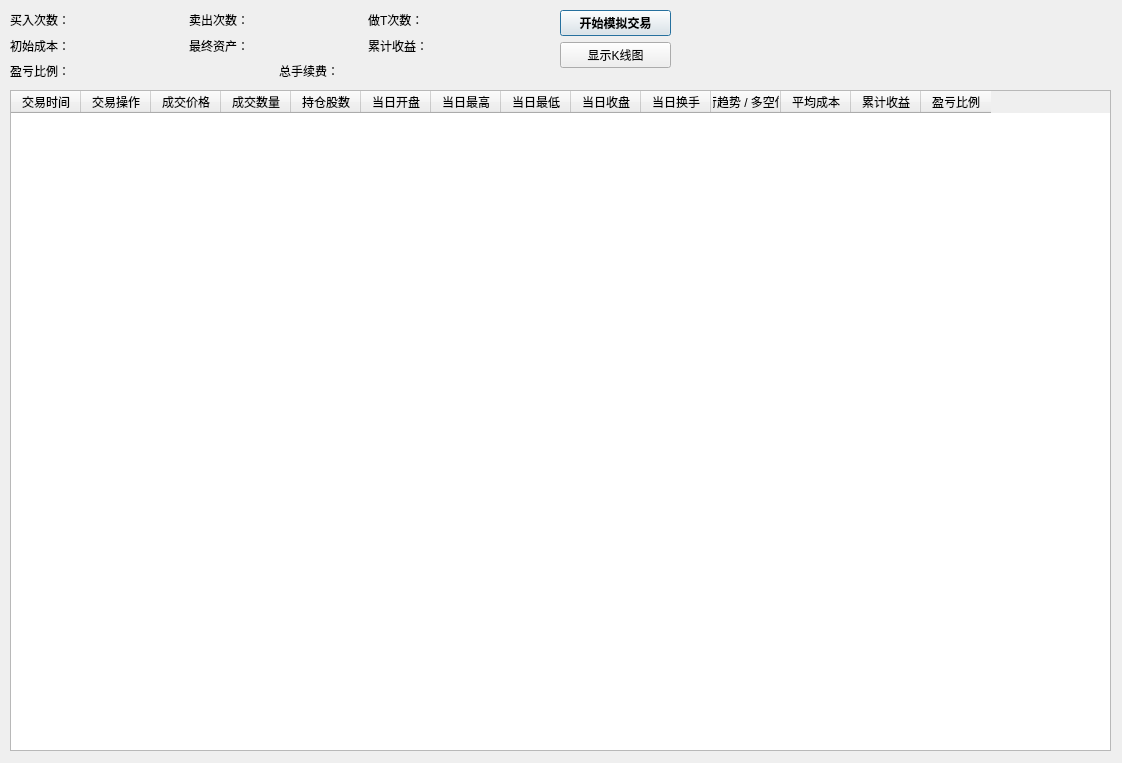
First picture: the form in QtDesign/TradeSimulator.ui, repository victor647/QuantumStockTrade, before the edit.
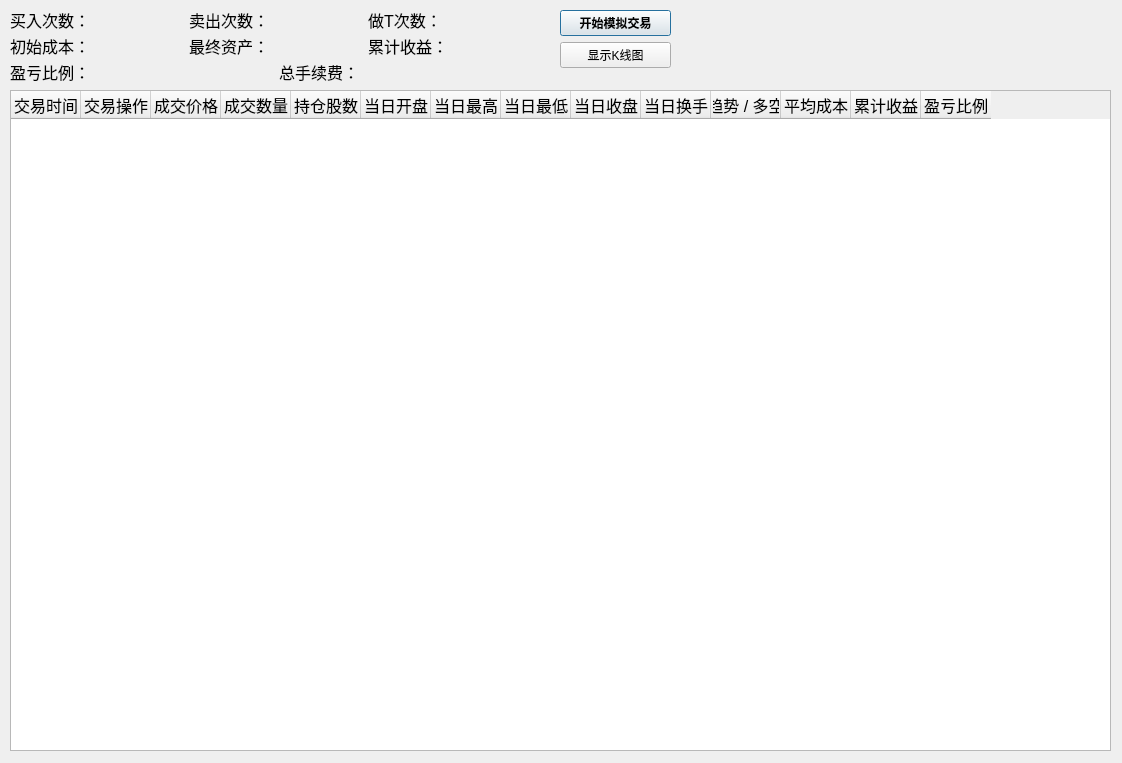
Second picture: the form after the edit.

```diff
--- a/QtDesign/TradeSimulator.ui
+++ b/QtDesign/TradeSimulator.ui
@@ -24,8 +24,8 @@
    </property>
    <property name="font">
     <font>
-     <family>Microsoft YaHei UI</family>
-     <pointsize>9</pointsize>
+     <family>Helvetica</family>
+     <pointsize>12</pointsize>
     </font>
    </property>
    <property name="rowCount">
@@ -122,8 +122,8 @@
    </property>
    <property name="font">
     <font>
-     <family>Microsoft YaHei UI</family>
-     <pointsize>9</pointsize>
+     <family>Helvetica</family>
+     <pointsize>12</pointsize>
     </font>
    </property>
    <layout class="QVBoxLayout" name="verticalLayout_2">
@@ -133,8 +133,8 @@
        <widget class="QLabel" name="lblBuyCount">
         <property name="font">
          <font>
-          <family>Microsoft YaHei UI</family>
-          <pointsize>9</pointsize>
+          <family>Helvetica</family>
+          <pointsize>12</pointsize>
          </font>
         </property>
         <property name="text">
@@ -146,8 +146,8 @@
        <widget class="QLabel" name="lblSellCount">
         <property name="font">
          <font>
-          <family>Microsoft YaHei UI</family>
-          <pointsize>9</pointsize>
+          <family>Helvetica</family>
+          <pointsize>12</pointsize>
          </font>
         </property>
         <property name="text">
@@ -159,8 +159,8 @@
        <widget class="QLabel" name="lblSameDayPerformance">
         <property name="font">
          <font>
-          <family>Microsoft YaHei UI</family>
-          <pointsize>9</pointsize>
+          <family>Helvetica</family>
+          <pointsize>12</pointsize>
          </font>
         </property>
         <property name="text">
@@ -176,8 +176,8 @@
        <widget class="QLabel" name="lblOriginalInvestment">
         <property name="font">
          <font>
-          <family>Microsoft YaHei UI</family>
-          <pointsize>9</pointsize>
+          <family>Helvetica</family>
+          <pointsize>12</pointsize>
          </font>
         </property>
         <property name="text">
@@ -189,8 +189,8 @@
        <widget class="QLabel" name="lblFinalAsset">
         <property name="font">
          <font>
-          <family>Microsoft YaHei UI</family>
-          <pointsize>9</pointsize>
+          <family>Helvetica</family>
+          <pointsize>12</pointsize>
          </font>
         </property>
         <property name="text">
@@ -202,8 +202,8 @@
        <widget class="QLabel" name="lblTotalProfit">
         <property name="font">
          <font>
-          <family>Microsoft YaHei UI</family>
-          <pointsize>9</pointsize>
+          <family>Helvetica</family>
+          <pointsize>12</pointsize>
          </font>
         </property>
         <property name="text">
@@ -219,8 +219,8 @@
        <widget class="QLabel" name="lblTotalReturn">
         <property name="font">
          <font>
-          <family>Microsoft YaHei UI</family>
-          <pointsize>9</pointsize>
+          <family>Helvetica</family>
+          <pointsize>12</pointsize>
          </font>
         </property>
         <property name="text">
@@ -232,8 +232,8 @@
        <widget class="QLabel" name="lblTotalFee">
         <property name="font">
          <font>
-          <family>Microsoft YaHei UI</family>
-          <pointsize>9</pointsize>
+          <family>Helvetica</family>
+          <pointsize>12</pointsize>
          </font>
         </property>
         <property name="text">
```
Left out of the diff: 4 changed lines with no effect on the pictures.
